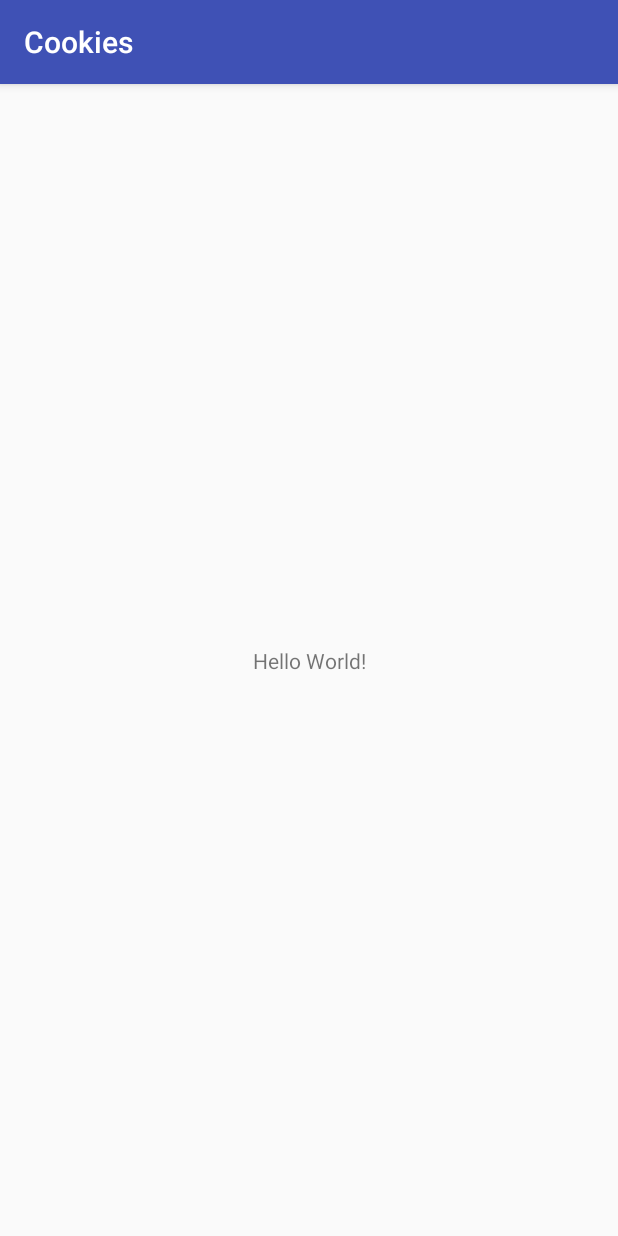
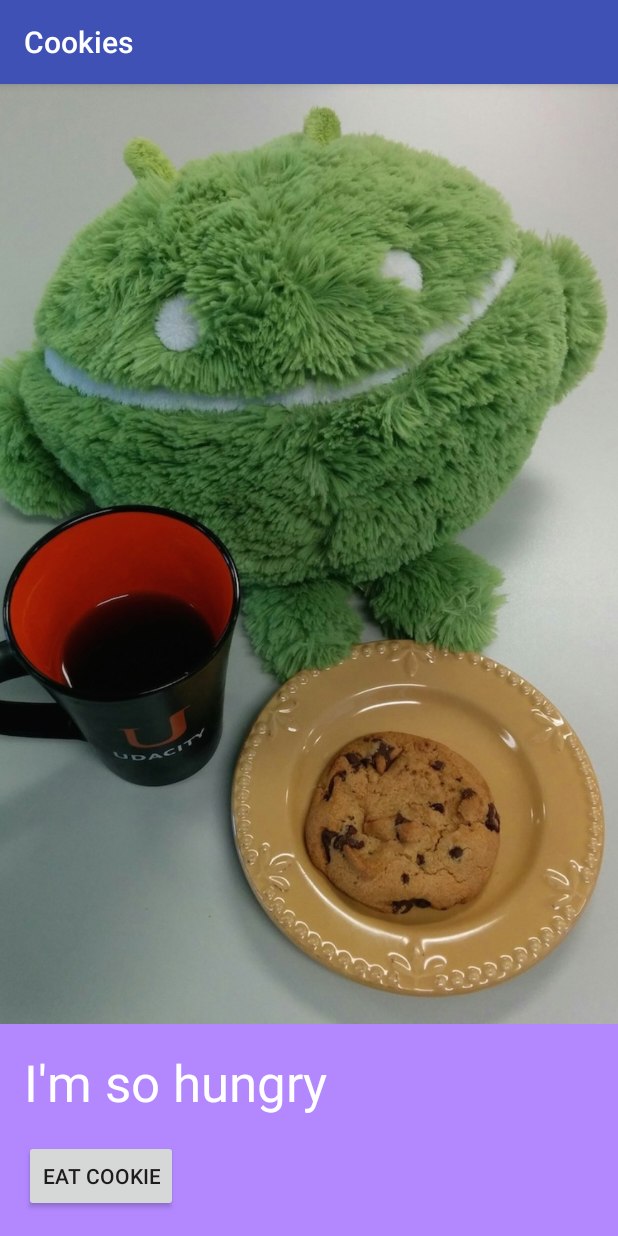
Before and after one commit to anega/Cookies, an Android app: the screen it shows after launch (MainActivity), on a phone screen of 412 x 824 dp. Run offline under Robolectric (Android 15) with nearby library versions, the phone set to English and light mode, and no system bars.

Commit message:
Add drawables; change img and text onClick

```diff
--- a/app/src/main/java/com/example/android/cookies/MainActivity.java
+++ b/app/src/main/java/com/example/android/cookies/MainActivity.java
@@ -1,7 +1,11 @@
 package com.example.android.cookies;
 
+import android.os.Bundle;
 import android.support.v7.app.AppCompatActivity;
-import android.os.Bundle;
+import android.view.View;
+import android.widget.ImageView;
+import android.widget.TextView;
+
 
 public class MainActivity extends AppCompatActivity {
 
@@ -10,4 +14,16 @@ public class MainActivity extends AppCompatActivity {
         super.onCreate(savedInstanceState);
         setContentView(R.layout.activity_main);
     }
+
+    /**
+     * Called when the cookie should be eaten.
+     */
+    public void eatCookie(View view) {
+        // TODO: Find a reference to the ImageView in the layout. Change the image.
+        ImageView mainImg = (ImageView) findViewById(R.id.android_cookie_image_view);
+        mainImg.setImageResource(R.drawable.after_cookie);
+        // TODO: Find a reference to the TextView in the layout. Change the text.
+        TextView statusText = (TextView) findViewById(R.id.status_text_view);
+        statusText.setText("I'm so full");
+    }
 }
--- a/app/src/main/res/layout/activity_main.xml
+++ b/app/src/main/res/layout/activity_main.xml
@@ -1,18 +1,36 @@
 <?xml version="1.0" encoding="utf-8"?>
-<android.support.constraint.ConstraintLayout xmlns:android="http://schemas.android.com/apk/res/android"
-    xmlns:app="http://schemas.android.com/apk/res-auto"
+<LinearLayout xmlns:android="http://schemas.android.com/apk/res/android"
     xmlns:tools="http://schemas.android.com/tools"
     android:layout_width="match_parent"
     android:layout_height="match_parent"
-    tools:context="com.example.android.cookies.MainActivity">
+    android:background="#B388FF"
+    android:orientation="vertical"
+    tools:context=".MainActivity">
+
+    <ImageView
+        android:id="@+id/android_cookie_image_view"
+        android:layout_width="match_parent"
+        android:layout_height="0dp"
+        android:layout_weight="1"
+        android:scaleType="centerCrop"
+        android:src="@drawable/before_cookie" />
 
     <TextView
+        android:id="@+id/status_text_view"
+        android:layout_width="match_parent"
+        android:layout_height="wrap_content"
+        android:layout_marginLeft="16dp"
+        android:layout_marginRight="16dp"
+        android:layout_marginTop="16dp"
+        android:text="I'm so hungry"
+        android:textColor="@android:color/white"
+        android:textSize="34sp" />
+
+    <Button
         android:layout_width="wrap_content"
         android:layout_height="wrap_content"
-        android:text="Hello World!"
-        app:layout_constraintBottom_toBottomOf="parent"
-        app:layout_constraintLeft_toLeftOf="parent"
-        app:layout_constraintRight_toRightOf="parent"
-        app:layout_constraintTop_toTopOf="parent" />
+        android:layout_margin="16dp"
+        android:text="EAT COOKIE"
+        android:onClick="eatCookie"/>
 
-</android.support.constraint.ConstraintLayout>
+</LinearLayout>
```
Also changed, not shown: app/src/main/res/drawable/after_cookie.jpg (added), app/src/main/res/drawable/before_cookie.jpg (added).
